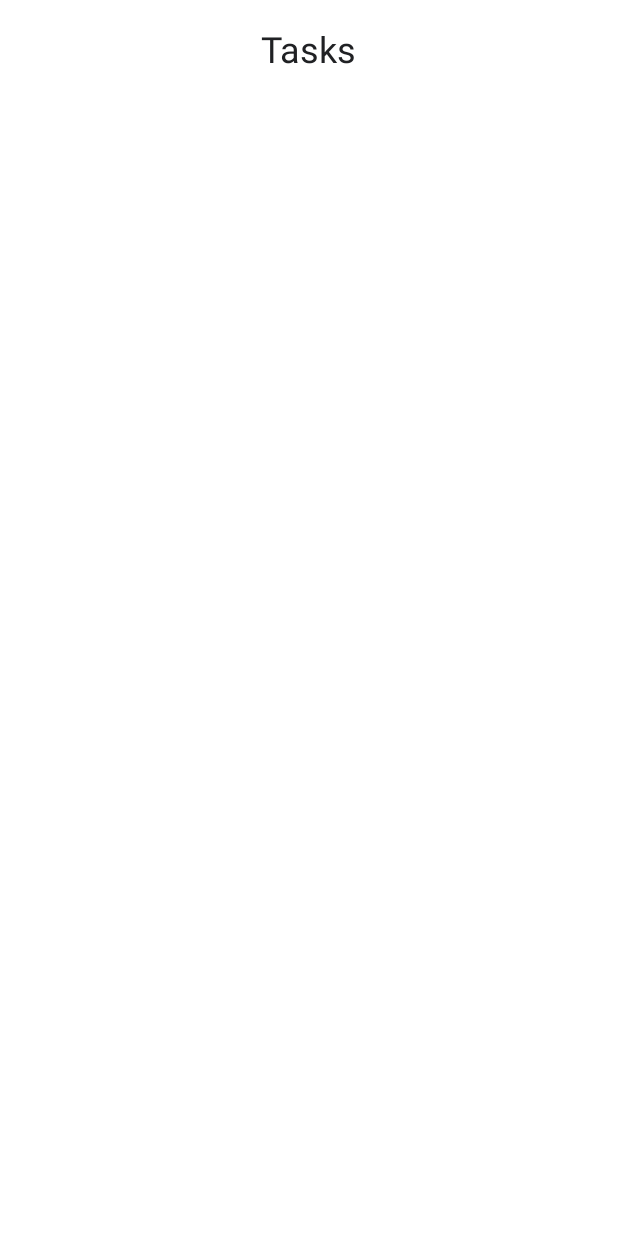
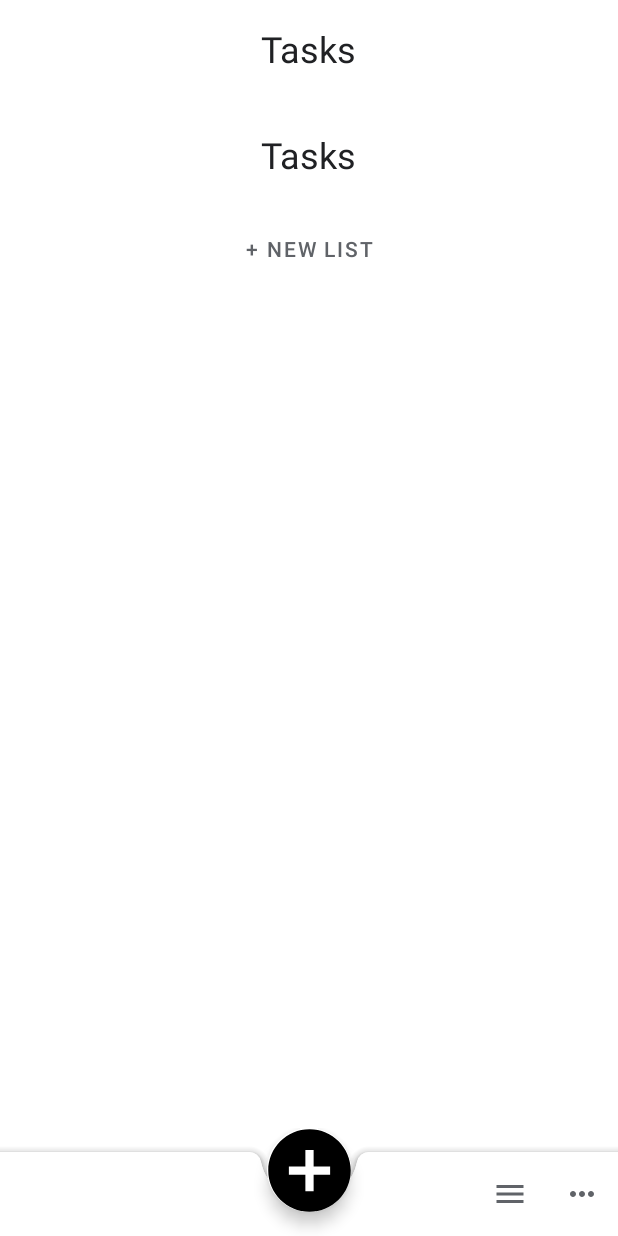
Before and after one commit to orlogue/Tasks-app, an Android app: the screen it shows after launch (MainActivity), on a phone screen of 412 x 824 dp. Before the commit the screen is almost empty. Run offline under Robolectric (Android 15) with nearby library versions, the phone set to English and light mode, and no system bars.

Commit message:
Changed main fragment

```diff
--- a/app/src/main/res/layout/fragment_main.xml
+++ b/app/src/main/res/layout/fragment_main.xml
@@ -5,4 +5,114 @@
     android:id="@+id/main"
     android:layout_width="match_parent"
     android:layout_height="match_parent"
-    tools:context=".presentation.MainFragment"/>
+    tools:context=".presentation.ui.MainFragment">
+
+    <androidx.constraintlayout.widget.ConstraintLayout
+        android:id="@+id/title_bar"
+        android:layout_width="0dp"
+        android:layout_height="78dp"
+        app:layout_constraintEnd_toEndOf="parent"
+        app:layout_constraintStart_toStartOf="parent"
+        app:layout_constraintTop_toTopOf="parent">
+
+        <TextView
+            android:id="@+id/app_name"
+            android:layout_width="wrap_content"
+            android:layout_height="wrap_content"
+            android:text="@string/app_name"
+            android:textColor="@color/black_600"
+            android:textSize="24sp"
+            app:layout_constraintBottom_toBottomOf="parent"
+            app:layout_constraintEnd_toEndOf="parent"
+            app:layout_constraintStart_toStartOf="parent"
+            app:layout_constraintTop_toTopOf="parent" />
+    </androidx.constraintlayout.widget.ConstraintLayout>
+
+    <HorizontalScrollView
+        android:id="@+id/scroll_view"
+        android:layout_width="wrap_content"
+        android:layout_height="wrap_content"
+        android:scrollbars="none"
+        app:layout_constraintEnd_toEndOf="parent"
+        app:layout_constraintStart_toStartOf="parent"
+        app:layout_constraintTop_toBottomOf="@+id/title_bar">
+
+        <LinearLayout
+            android:layout_width="wrap_content"
+            android:layout_height="wrap_content"
+            android:gravity="center"
+            android:orientation="horizontal"
+            app:layout_constraintBottom_toBottomOf="parent"
+            app:layout_constraintEnd_toEndOf="parent"
+            app:layout_constraintStart_toStartOf="parent"
+            app:layout_constraintTop_toTopOf="parent">
+
+            <com.google.android.material.tabs.TabLayout
+                android:id="@+id/tab_layout"
+                android:layout_width="wrap_content"
+                android:layout_height="wrap_content"
+                android:layout_marginEnd="0dp"
+                app:tabIndicator="@drawable/tab_indicator"
+                app:tabIndicatorColor="@color/blue"
+                app:tabIndicatorFullWidth="false"
+                app:tabMode="scrollable"
+                app:tabSelectedTextColor="@color/blue"
+                app:tabTextColor="@color/gray">
+
+            </com.google.android.material.tabs.TabLayout>
+
+            <Button
+                android:id="@+id/new_list_button"
+                android:layout_width="wrap_content"
+                android:layout_height="match_parent"
+                android:layout_marginStart="5dp"
+                android:layout_marginEnd="5dp"
+                android:background="?android:attr/selectableItemBackground"
+                android:gravity="center"
+                android:text="@string/new_list"
+                android:textColor="@color/gray" />
+        </LinearLayout>
+    </HorizontalScrollView>
+
+    <androidx.viewpager2.widget.ViewPager2
+        android:id="@+id/pager"
+        android:layout_width="match_parent"
+        android:layout_height="0dp"
+        app:layout_constraintBottom_toTopOf="@+id/coordinatorLayout"
+        app:layout_constraintEnd_toEndOf="parent"
+        app:layout_constraintHorizontal_bias="0.0"
+        app:layout_constraintStart_toStartOf="parent"
+        app:layout_constraintTop_toBottomOf="@+id/scroll_view" />
+
+    <androidx.coordinatorlayout.widget.CoordinatorLayout
+        android:id="@+id/coordinatorLayout"
+        android:layout_width="match_parent"
+        android:layout_height="72dp"
+        app:layout_constraintBottom_toBottomOf="parent"
+        app:layout_constraintEnd_toEndOf="parent"
+        app:layout_constraintStart_toStartOf="parent">
+
+        <com.google.android.material.bottomappbar.BottomAppBar
+            android:id="@+id/bottom_bar"
+            android:layout_width="match_parent"
+            android:layout_height="wrap_content"
+            android:layout_gravity="bottom"
+            app:layout_constraintBottom_toTopOf="parent"
+            app:layout_constraintEnd_toEndOf="parent"
+            app:layout_constraintStart_toStartOf="parent"
+            app:menu="@menu/bottom_tab_menu"/>
+
+
+        <com.google.android.material.floatingactionbutton.FloatingActionButton
+            android:id="@+id/plus_button"
+            android:layout_width="wrap_content"
+            android:layout_height="wrap_content"
+            android:contentDescription="@string/add_note"
+            app:backgroundTint="@color/white"
+            app:layout_anchor="@id/bottom_bar"
+            app:maxImageSize="66dp"
+            app:srcCompat="@drawable/baseline_add_circle_24" />
+
+    </androidx.coordinatorlayout.widget.CoordinatorLayout>
+
+</androidx.constraintlayout.widget.ConstraintLayout>
```
